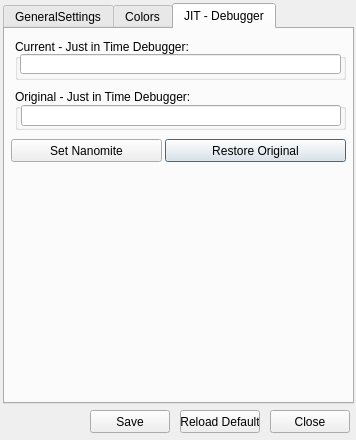
First picture: the form in qtNanomite/qtDLGOption.ui, repository zer0fl4g/Nanomite, before the edit.
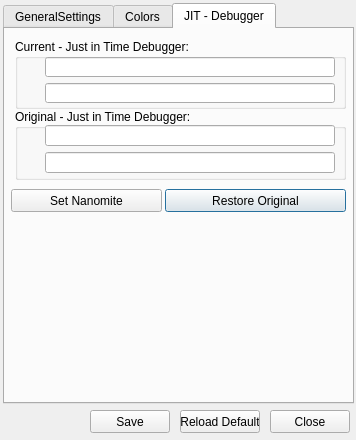
Second picture: the form after the edit. The open tabs and pages were chosen to show the change. Icons and pictures are not drawn.

Patch:
```diff
--- a/qtNanomite/qtDLGOption.ui
+++ b/qtNanomite/qtDLGOption.ui
@@ -1101,7 +1101,7 @@
      <property name="geometry">
       <rect>
        <x>160</x>
-       <y>110</y>
+       <y>160</y>
        <width>181</width>
        <height>23</height>
       </rect>
@@ -1114,7 +1114,7 @@
      <property name="geometry">
       <rect>
        <x>6</x>
-       <y>110</y>
+       <y>160</y>
        <width>151</width>
        <height>23</height>
       </rect>
@@ -1129,7 +1129,7 @@
        <x>10</x>
        <y>10</y>
        <width>331</width>
-       <height>41</height>
+       <height>70</height>
       </rect>
      </property>
      <property name="title">
@@ -1138,21 +1138,57 @@
      <widget class="QLineEdit" name="lineCurrent">
       <property name="geometry">
        <rect>
-        <x>5</x>
-        <y>15</y>
-        <width>321</width>
+        <x>30</x>
+        <y>18</y>
+        <width>290</width>
         <height>20</height>
        </rect>
       </property>
      </widget>
+     <widget class="QLineEdit" name="lineCurrentWOW64">
+      <property name="geometry">
+       <rect>
+        <x>30</x>
+        <y>44</y>
+        <width>290</width>
+        <height>20</height>
+       </rect>
+      </property>
+     </widget>
+     <widget class="QLabel" name="lblCurrentJIT">
+      <property name="geometry">
+       <rect>
+        <x>7</x>
+        <y>19</y>
+        <width>20</width>
+        <height>20</height>
+       </rect>
+      </property>
+      <property name="text">
+       <string/>
+      </property>
+     </widget>
+     <widget class="QLabel" name="lblCurrentJITWOW64">
+      <property name="geometry">
+       <rect>
+        <x>8</x>
+        <y>45</y>
+        <width>20</width>
+        <height>20</height>
+       </rect>
+      </property>
+      <property name="text">
+       <string/>
+      </property>
+     </widget>
     </widget>
     <widget class="QGroupBox" name="groupBox_5">
      <property name="geometry">
       <rect>
        <x>10</x>
-       <y>60</y>
+       <y>80</y>
        <width>331</width>
-       <height>41</height>
+       <height>71</height>
       </rect>
      </property>
      <property name="title">
@@ -1161,13 +1197,49 @@
      <widget class="QLineEdit" name="lineOrg">
       <property name="geometry">
        <rect>
-        <x>6</x>
+        <x>30</x>
         <y>16</y>
-        <width>320</width>
+        <width>290</width>
         <height>21</height>
        </rect>
       </property>
      </widget>
+     <widget class="QLineEdit" name="lineOrgWOW64">
+      <property name="geometry">
+       <rect>
+        <x>30</x>
+        <y>43</y>
+        <width>290</width>
+        <height>21</height>
+       </rect>
+      </property>
+     </widget>
+     <widget class="QLabel" name="lblDefaultJIT">
+      <property name="geometry">
+       <rect>
+        <x>9</x>
+        <y>19</y>
+        <width>20</width>
+        <height>20</height>
+       </rect>
+      </property>
+      <property name="text">
+       <string/>
+      </property>
+     </widget>
+     <widget class="QLabel" name="lblDefaultJITWOW64">
+      <property name="geometry">
+       <rect>
+        <x>8</x>
+        <y>44</y>
+        <width>20</width>
+        <height>20</height>
+       </rect>
+      </property>
+      <property name="text">
+       <string/>
+      </property>
+     </widget>
     </widget>
    </widget>
   </widget>
```
